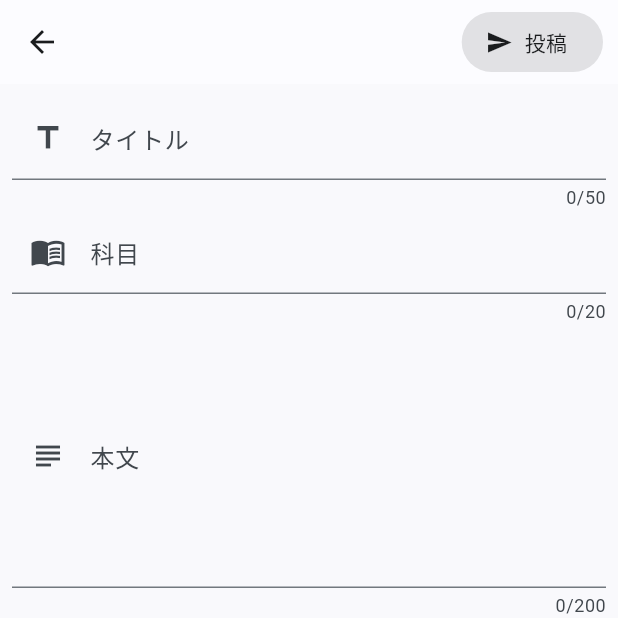
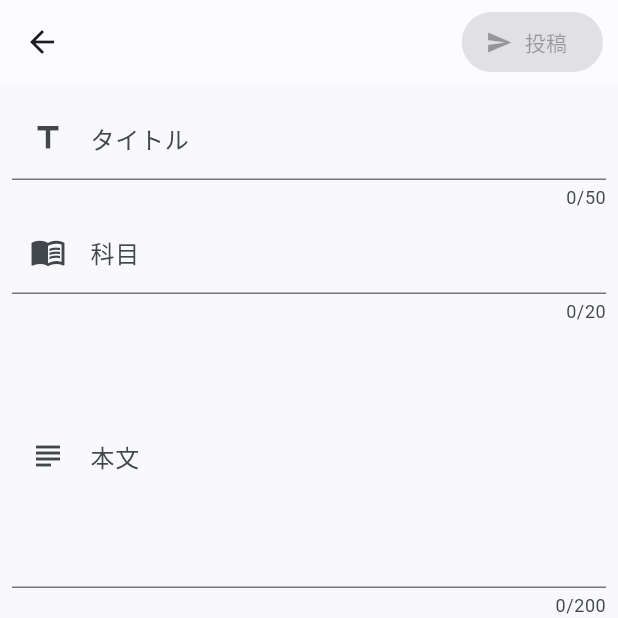
Before and after one commit to dao0203/share_study_app, a Flutter app: the QuestionPostScreen screen opened directly, on a phone screen of 412 x 824 dp, the top half of it. Run offline on Flutter 3.47's test engine with Material 2 defaults, Android fonts, the phone set to English and light mode, and no system bars; our stand-ins replace flutter_dotenv, flutter_hooks, flutter_staggered_animations, freezed_annotation, google_sign_in, hooks_riverpod and 5 more; accounts and stored records are empty; generated files the repository leaves out were written again.

Commit message:
色を状態によって変える

```diff
--- a/lib/ui/view/question_post/question_post_screen.dart
+++ b/lib/ui/view/question_post/question_post_screen.dart
@@ -51,6 +51,7 @@ class QuestionPostScreen extends HookConsumerWidget {
                         content: Text('質問を投稿しています...'),
                       ),
                     );
+                    Navigator.pop(context);
                     Logger().d('QuestionPostScreen onPressed');
                     await questionRepository
                         .add(
@@ -60,7 +61,6 @@ class QuestionPostScreen extends HookConsumerWidget {
                     )
                         .then(
                       (value) {
-                        Navigator.pop(context);
                         ScaffoldMessenger.of(context).showSnackBar(
                           const SnackBar(
                             content: Text('質問を投稿しました'),
@@ -75,14 +75,23 @@ class QuestionPostScreen extends HookConsumerWidget {
                       );
                     });
                   },
+            style: ElevatedButton.styleFrom(
+              backgroundColor: areFieldEmpty.value
+                  ? null
+                  : Theme.of(context).colorScheme.background,
+            ),
             icon: Icon(
               Icons.send,
-              color: Theme.of(context).colorScheme.onBackground,
+              color: areFieldEmpty.value
+                  ? null
+                  : Theme.of(context).colorScheme.onBackground,
             ),
             label: Text(
               '投稿',
               style: TextStyle(
-                color: Theme.of(context).colorScheme.onBackground,
+                color: areFieldEmpty.value
+                    ? null
+                    : Theme.of(context).colorScheme.onBackground,
               ),
             ),
           ),
--- a/lib/ui/view/timeline/components/question_item.dart
+++ b/lib/ui/view/timeline/components/question_item.dart
@@ -34,7 +34,11 @@ class QuestionItem extends HookConsumerWidget {
                         //サイズ
                         radius: 40,
                       )
-                    : const Icon(Icons.person_outline_outlined, size: 40),
+                    : Icon(
+                        Icons.person_outline_outlined,
+                        size: 40,
+                        color: Theme.of(context).colorScheme.onSurface,
+                      ),
               ),
             ),
             Expanded(
```
